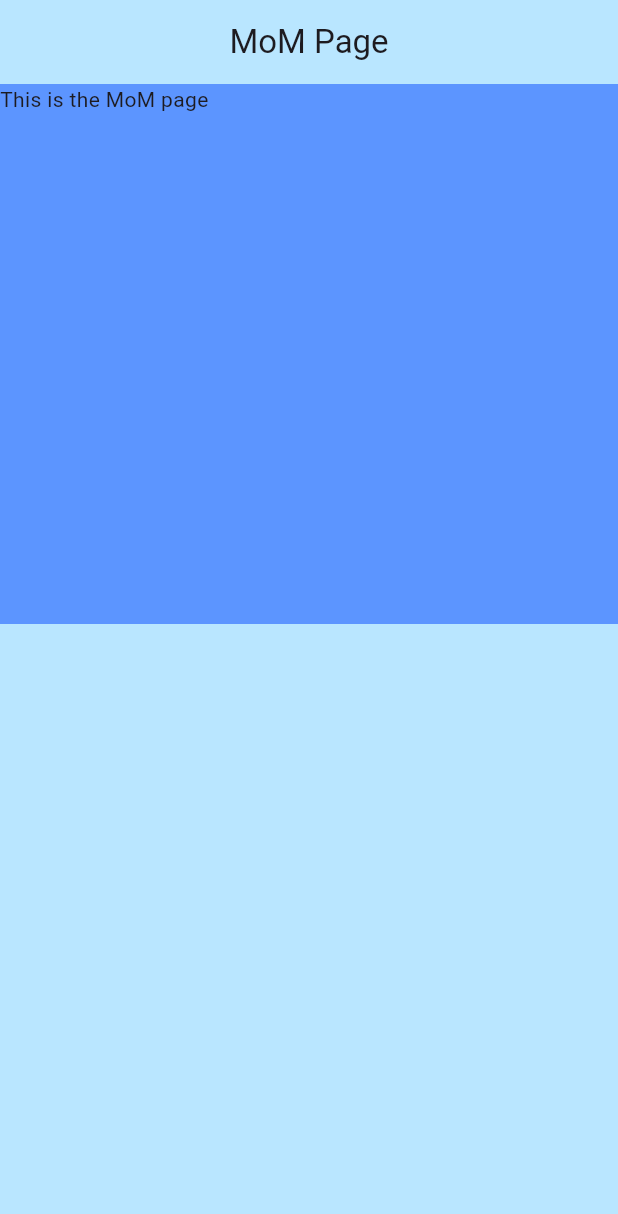
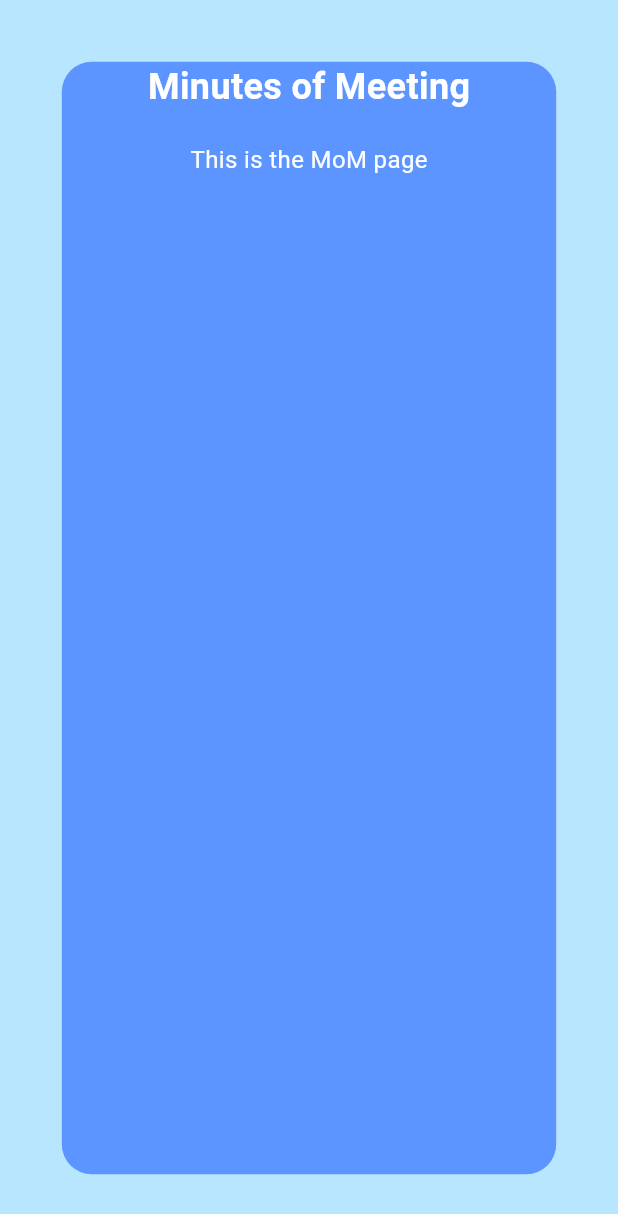
Before and after one commit to MKDev121/Smart_Meeting_Recorder, a Flutter app: the screen it shows after launch, on a phone screen of 412 x 824 dp. Shown: the top 1214 px of the screen. Run offline on Flutter 3.47's test engine with Material 3 defaults, Android fonts, the phone set to English and light mode, and no system bars.

Commit message:
Added the heading and made the sizing of the box responsive

```diff
--- a/smart_recorder/lib/Pages/MOMpage.dart
+++ b/smart_recorder/lib/Pages/MOMpage.dart
@@ -4,18 +4,44 @@ class MomPage extends StatelessWidget {
   const MomPage({super.key});
   @override
     Widget build(BuildContext context){
+    double screenWidth = MediaQuery.of(context).size.width;
+    double screenHeight = MediaQuery.of(context).size.height;
+
     return Scaffold(
       backgroundColor: Color(0xFFB9E6FF),
-      appBar: AppBar(
-        title:  Text("MoM Page",textAlign: TextAlign.start,),
-        centerTitle: true,
-        backgroundColor: Color(0xFFB9E6FF),
-      ),
-      body: Container(
-        child: Text('This is the MoM page'),
-        color: Color(0xFF5C95FF),
-        height: 360,
-        width: 720
+      body: Center(
+        child: Container(
+          height: screenHeight * 0.9,
+          width: screenWidth * 0.8,
+          alignment: Alignment.center,
+          decoration: BoxDecoration(
+            color: Color(0xFF5C95FF),
+            borderRadius: BorderRadius.circular(20),
+          ),
+          child: Column(
+            //center and Heading of the page in column
+            mainAxisAlignment: MainAxisAlignment.start,
+            crossAxisAlignment: CrossAxisAlignment.center,
+            children: [
+              Text(
+                'Minutes of Meeting',
+                style: TextStyle(
+                  fontSize: 24,
+                  fontWeight: FontWeight.bold,
+                  color: Colors.white,
+                ),
+              ),
+              SizedBox(height: 20),
+              Text(
+                'This is the MoM page',
+                style: TextStyle(
+                  fontSize: 16,
+                  color: Colors.white,
+                ),
+              ),
+            ],
+          ),
+        ),
       ),
     );
   }
```
